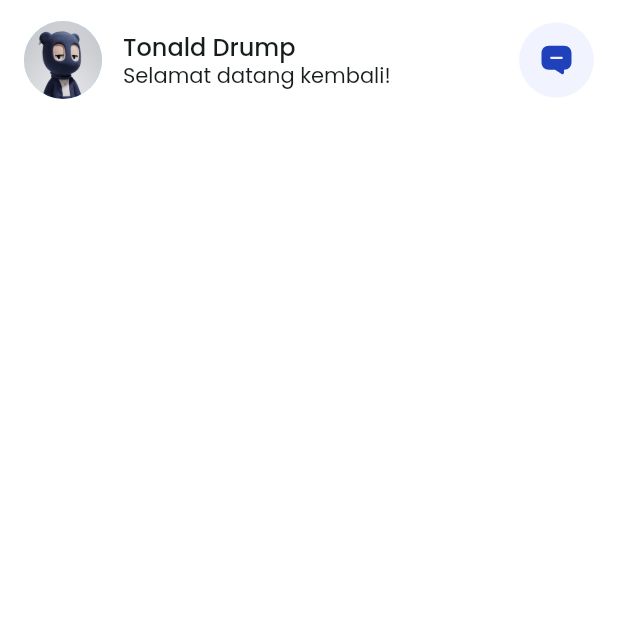
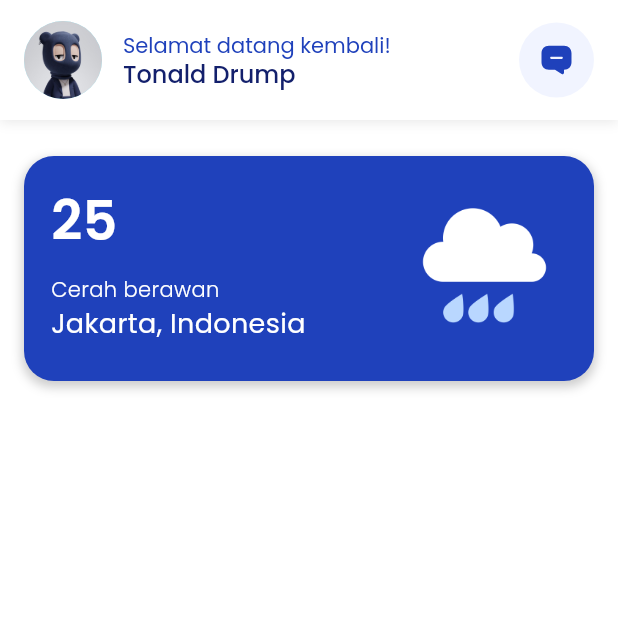
Before and after one commit to fauzihub13/sunmate, a Flutter app: the screen it shows after launch, on a phone screen of 412 x 824 dp, the top half of it. Run offline on Flutter 3.47's test engine with Material 3 defaults, Android fonts, the phone set to English and light mode, and no system bars; our stand-ins replace flutter_svg.

Commit message:
feat: banner on homescreen

```diff
--- a/lib/src/core/constants/colors.dart
+++ b/lib/src/core/constants/colors.dart
@@ -6,6 +6,7 @@ class AppColors {
 
   /// Light Blue
   static const Color lightBlue = Color(0xffF1F4FF);
+  static const Color darkBlue = Color(0xff13206C);
 
   /// grey = #B7B7B7
   static const Color grey = Color(0xffB7B7B7);
@@ -32,5 +33,5 @@ class AppColors {
   static const Color disabled = Color(0xffC8D1E1);
 
   /// subtitle = #7890CD
-  static const Color subtitle = Color(0xff7890CD);
+  static const Color greyShadow = Color.fromARGB(255, 232, 232, 232);
 }
--- a/lib/src/presentation/home/pages/home_page.dart
+++ b/lib/src/presentation/home/pages/home_page.dart
@@ -1,5 +1,6 @@
 import 'package:flutter/material.dart';
 import 'package:flutter_sunmate/src/presentation/home/widgets/appbar.dart';
+import 'package:flutter_sunmate/src/presentation/home/widgets/banner.dart';
 
 class HomePage extends StatefulWidget {
   const HomePage({Key? key}) : super(key: key);
@@ -16,7 +17,7 @@ class _HomePageState extends State<HomePage> {
     return Scaffold(
         // Pass dynamic title
         body: Column(
-      children: [MainAppBar()],
+      children: [MainAppBar(), HomeBanner()],
     ));
   }
 }
--- a/lib/src/presentation/home/widgets/appbar.dart
+++ b/lib/src/presentation/home/widgets/appbar.dart
@@ -10,7 +10,12 @@ class MainAppBar extends StatelessWidget implements PreferredSizeWidget {
 
   @override
   Widget build(BuildContext context) {
-    return AppBar(
+    return Container(
+      decoration: const BoxDecoration(color: Colors.white, boxShadow: [
+        BoxShadow(
+            color: AppColors.greyShadow, blurRadius: 6.0, offset: Offset(0, 1))
+      ]),
+      child: AppBar(
           toolbarHeight: 80,
           backgroundColor: Colors.white,
           automaticallyImplyLeading: false,
@@ -31,13 +36,16 @@ class MainAppBar extends StatelessWidget implements PreferredSizeWidget {
                         crossAxisAlignment: CrossAxisAlignment.start,
                         children: [
                           Text(
+                            'Selamat datang kembali!',
+                            style: TextStyle(
+                                fontSize: 14.0, color: AppColors.primary),
+                          ),
+                          Text(
                             'Tonald Drump',
                             style: TextStyle(
-                              fontSize: 16.0, fontWeight: FontWeight.w500),
-                        ),
-                        Text(
-                          'Selamat datang kembali!',
-                          style: TextStyle(fontSize: 14.0),
+                                fontSize: 16.0,
+                                fontWeight: FontWeight.w500,
+                                color: AppColors.darkBlue),
                           ),
                         ],
                       ),
@@ -46,24 +54,20 @@ class MainAppBar extends StatelessWidget implements PreferredSizeWidget {
                 ],
               ),
               CircleAvatar(
-              radius: 25, // Size of the avatar
-              backgroundColor:
-                  AppColors.lightBlue, // Background color of the avatar
+                radius: 25,
+                backgroundColor: AppColors.lightBlue,
                 child: GestureDetector(
-                onTap: () {
-                  // Your action when the icon is pressed
-                  print('SVG Icon pressed!');
-                },
+                  onTap: () {},
                   child: SvgPicture.asset(
-                  'assets/icons/chat.svg', // Path to your SVG asset
-                  // colorFilter: AppColors.primary,
-                  width: 24, // Adjust icon size to fit
-                  height: 24, // Adjust icon size to fit
+                    'assets/icons/chat.svg',
+                    width: 24,
+                    height: 24,
                   ),
                 ),
               ),
             ],
-        ));
+          )),
+    );
   }
 
   // Define preferedSizeWidget
--- /dev/null
+++ b/lib/src/presentation/home/widgets/banner.dart
@@ -0,0 +1,77 @@
+import 'package:flutter/material.dart';
+import 'package:flutter_sunmate/src/core/constants/colors.dart';
+
+class HomeBanner extends StatelessWidget {
+  const HomeBanner({Key? key}) : super(key: key);
+
+  @override
+  Widget build(BuildContext context) {
+    return Container(
+      height: 150,
+      padding: EdgeInsets.all(18.0),
+      margin: const EdgeInsets.symmetric(horizontal: 16.0, vertical: 24.0),
+      decoration: BoxDecoration(
+        borderRadius: BorderRadius.circular(20),
+        color: AppColors.primary,
+        boxShadow: [
+          BoxShadow(
+            color: Colors.black.withOpacity(0.2),
+            spreadRadius: 1,
+            blurRadius: 5,
+            offset: const Offset(0, 3),
+          ),
+        ],
+      ),
+      child: Row(
+        children: [
+          // Kolom kiri dengan 2 elemen
+          const Expanded(
+            flex: 2, // Menentukan proporsi 2 untuk kolom kiri
+            child: Column(
+              crossAxisAlignment: CrossAxisAlignment.start,
+              children: [
+                Text(
+                  '25',
+                  style: TextStyle(
+                    fontSize: 36.0,
+                    color: AppColors.white,
+                    fontWeight: FontWeight.w600,
+                  ),
+                ),
+                SizedBox(
+                  height: 10,
+                ),
+                Text(
+                  'Cerah berawan',
+                  style: TextStyle(
+                    color: AppColors.white,
+                    fontWeight: FontWeight.w300,
+                  ),
+                ),
+                Text(
+                  'Jakarta, Indonesia',
+                  style: TextStyle(color: AppColors.white, fontSize: 18),
+                ),
+              ],
+            ),
+          ),
+
+          // Kolom kanan dengan 1 elemen
+          Expanded(
+            flex: 1, // Menentukan proporsi 1 untuk kolom kanan
+            child: Column(
+              crossAxisAlignment: CrossAxisAlignment.end,
+              children: [
+                Image.asset(
+                  'assets/images/rainy.png',
+                  width: 110,
+                  height: 110,
+                )
+              ],
+            ),
+          ),
+        ],
+      ),
+    );
+  }
+}
```
Also changed, not shown: assets/icons/weather-1.svg (added), assets/images/cloudy.png (added), assets/images/rainy.png (added), assets/images/sunny.png (added). Lines whose indentation alone changed are shown as unchanged.
